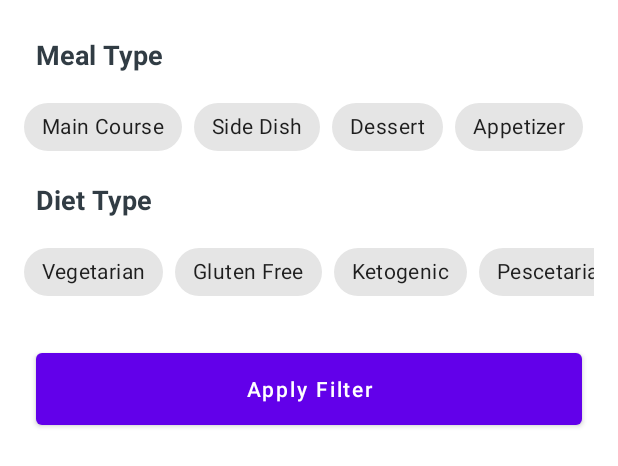
After one commit to haziqkamel/foody, an Android app: the layout recipes_bottom_sheet.xml on its own in the app's theme, with its tools: preview values and no code run, on a phone screen of 412 x 824 dp. The commit adds this screen. Shown: the top 466 px of the screen. Run offline under Robolectric (Android 15) with nearby library versions, the phone set to English and light mode, and no system bars; Roboto replaces fonts that are not available here.

Commit message:
Design Recipes BottomSheet

```diff
--- /dev/null
+++ b/app/src/main/java/dev/haziqkamel/foody/ui/fragments/recipes/bottomsheet/RecipesBottomSheet.kt
@@ -0,0 +1,20 @@
+package dev.haziqkamel.foody.ui.fragments.recipes.bottomsheet
+
+import android.os.Bundle
+import android.view.LayoutInflater
+import android.view.View
+import android.view.ViewGroup
+import com.google.android.material.bottomsheet.BottomSheetDialogFragment
+import dev.haziqkamel.foody.R
+
+class RecipesBottomSheet : BottomSheetDialogFragment() {
+
+    override fun onCreateView(
+        inflater: LayoutInflater, container: ViewGroup?,
+        savedInstanceState: Bundle?
+    ): View? {
+        // Inflate the layout for this fragment
+        return inflater.inflate(R.layout.recipes_bottom_sheet, container, false)
+    }
+
+}
--- /dev/null
+++ b/app/src/main/res/layout/recipes_bottom_sheet.xml
@@ -0,0 +1,237 @@
+<?xml version="1.0" encoding="utf-8"?>
+<androidx.constraintlayout.widget.ConstraintLayout xmlns:android="http://schemas.android.com/apk/res/android"
+	xmlns:app="http://schemas.android.com/apk/res-auto"
+	xmlns:tools="http://schemas.android.com/tools"
+	android:layout_width="match_parent"
+	android:layout_height="wrap_content"
+	android:background="@color/white"
+	tools:context=".ui.fragments.recipes.bottomsheet.RecipesBottomSheet">
+
+	<TextView
+		android:id="@+id/tv_mealType"
+		android:layout_width="wrap_content"
+		android:layout_height="wrap_content"
+		android:layout_marginStart="24dp"
+		android:layout_marginTop="24dp"
+		android:text="@string/meal_type"
+		android:textColor="@color/dark"
+		android:textSize="18sp"
+		android:textStyle="bold"
+		app:layout_constraintStart_toStartOf="parent"
+		app:layout_constraintTop_toTopOf="parent" />
+
+	<HorizontalScrollView
+		android:id="@+id/mealType_scrollView"
+		android:layout_width="match_parent"
+		android:layout_height="wrap_content"
+		android:layout_marginStart="16dp"
+		android:layout_marginTop="12dp"
+		android:layout_marginEnd="16dp"
+		android:scrollbars="none"
+		app:layout_constraintEnd_toEndOf="parent"
+		app:layout_constraintHorizontal_bias="1.0"
+		app:layout_constraintStart_toStartOf="parent"
+		app:layout_constraintTop_toBottomOf="@+id/tv_mealType">
+
+		<LinearLayout
+			android:layout_width="wrap_content"
+			android:layout_height="match_parent"
+			android:orientation="horizontal">
+
+			<com.google.android.material.chip.ChipGroup
+				android:id="@+id/mealType_chipGroup"
+				android:layout_width="match_parent"
+				android:layout_height="match_parent"
+				app:checkedChip="@+id/main_course_chip"
+				app:selectionRequired="true"
+				app:singleLine="true"
+				app:singleSelection="true">
+
+				<com.google.android.material.chip.Chip
+					android:id="@+id/main_course_chip"
+					android:layout_width="wrap_content"
+					android:layout_height="wrap_content"
+					android:text="@string/main_course" />
+
+				<com.google.android.material.chip.Chip
+					android:id="@+id/side_dish_chip"
+					android:layout_width="wrap_content"
+					android:layout_height="wrap_content"
+					android:text="@string/side_dish" />
+
+				<com.google.android.material.chip.Chip
+					android:id="@+id/dessert_chip"
+					android:layout_width="wrap_content"
+					android:layout_height="wrap_content"
+					android:text="@string/dessert" />
+
+				<com.google.android.material.chip.Chip
+					android:id="@+id/appetizer_chip"
+					android:layout_width="wrap_content"
+					android:layout_height="wrap_content"
+					android:text="@string/appetizer" />
+
+				<com.google.android.material.chip.Chip
+					android:id="@+id/salad_chip"
+					android:layout_width="wrap_content"
+					android:layout_height="wrap_content"
+					android:text="@string/salad" />
+
+				<com.google.android.material.chip.Chip
+					android:id="@+id/bread_chip"
+					android:layout_width="wrap_content"
+					android:layout_height="wrap_content"
+					android:text="@string/bread" />
+
+				<com.google.android.material.chip.Chip
+					android:id="@+id/breakfast_chip"
+					android:layout_width="wrap_content"
+					android:layout_height="wrap_content"
+					android:text="@string/breakfast" />
+
+				<com.google.android.material.chip.Chip
+					android:id="@+id/soup_chip"
+					android:layout_width="wrap_content"
+					android:layout_height="wrap_content"
+					android:text="@string/soup" />
+
+				<com.google.android.material.chip.Chip
+					android:id="@+id/beverage_chip"
+					android:layout_width="wrap_content"
+					android:layout_height="wrap_content"
+					android:text="@string/beverage" />
+
+				<com.google.android.material.chip.Chip
+					android:id="@+id/Sauce_chip"
+					android:layout_width="wrap_content"
+					android:layout_height="wrap_content"
+					android:text="@string/sauce" />
+
+				<com.google.android.material.chip.Chip
+					android:id="@+id/marinade_chip"
+					android:layout_width="wrap_content"
+					android:layout_height="wrap_content"
+					android:text="@string/marinade" />
+
+				<com.google.android.material.chip.Chip
+					android:id="@+id/fingerfood_chip"
+					android:layout_width="wrap_content"
+					android:layout_height="wrap_content"
+					android:text="@string/fingerfood" />
+
+				<com.google.android.material.chip.Chip
+					android:id="@+id/Snack_chip"
+					android:layout_width="wrap_content"
+					android:layout_height="wrap_content"
+					android:text="@string/snack" />
+
+				<com.google.android.material.chip.Chip
+					android:id="@+id/drink_chip"
+					android:layout_width="wrap_content"
+					android:layout_height="wrap_content"
+					android:text="@string/drink" />
+			</com.google.android.material.chip.ChipGroup>
+		</LinearLayout>
+	</HorizontalScrollView>
+
+	<TextView
+		android:id="@+id/tv_dietType"
+		android:layout_width="wrap_content"
+		android:layout_height="wrap_content"
+		android:layout_marginStart="24dp"
+		android:layout_marginTop="12dp"
+		android:text="Diet Type"
+		android:textColor="@color/dark"
+		android:textSize="18sp"
+		android:textStyle="bold"
+		app:layout_constraintStart_toStartOf="parent"
+		app:layout_constraintTop_toBottomOf="@+id/mealType_scrollView" />
+
+	<HorizontalScrollView
+		android:id="@+id/dietType_scrollView"
+		android:layout_width="match_parent"
+		android:layout_height="wrap_content"
+		android:layout_marginStart="16dp"
+		android:layout_marginTop="12dp"
+		android:layout_marginEnd="16dp"
+		android:scrollbars="none"
+		app:layout_constraintEnd_toEndOf="parent"
+		app:layout_constraintStart_toStartOf="parent"
+		app:layout_constraintTop_toBottomOf="@id/tv_dietType">
+
+		<LinearLayout
+			android:layout_width="wrap_content"
+			android:layout_height="match_parent"
+			android:orientation="horizontal">
+
+			<com.google.android.material.chip.ChipGroup
+				android:id="@+id/dietType_chipGroup"
+				android:layout_width="match_parent"
+				android:layout_height="match_parent"
+				app:checkedChip="@+id/gluten_free_chip"
+				app:selectionRequired="true"
+				app:singleLine="true"
+				app:singleSelection="true">
+
+				<com.google.android.material.chip.Chip
+					android:id="@+id/vegetarian_chip"
+					android:layout_width="wrap_content"
+					android:layout_height="wrap_content"
+					android:text="@string/vegetarian" />
+
+				<com.google.android.material.chip.Chip
+					android:id="@+id/gluten_free_chip"
+					android:layout_width="wrap_content"
+					android:layout_height="wrap_content"
+					android:text="@string/gluten_free" />
+
+				<com.google.android.material.chip.Chip
+					android:id="@+id/ketogenic_chip"
+					android:layout_width="wrap_content"
+					android:layout_height="wrap_content"
+					android:text="@string/ketogenic" />
+
+				<com.google.android.material.chip.Chip
+					android:id="@+id/pescetarian_chip"
+					android:layout_width="wrap_content"
+					android:layout_height="wrap_content"
+					android:text="@string/pescetarian" />
+
+				<com.google.android.material.chip.Chip
+					android:id="@+id/paleo_chip"
+					android:layout_width="wrap_content"
+					android:layout_height="wrap_content"
+					android:text="@string/paleo" />
+
+				<com.google.android.material.chip.Chip
+					android:id="@+id/primal_chip"
+					android:layout_width="wrap_content"
+					android:layout_height="wrap_content"
+					android:text="@string/primal" />
+
+				<com.google.android.material.chip.Chip
+					android:id="@+id/whole30_chip"
+					android:layout_width="wrap_content"
+					android:layout_height="wrap_content"
+					android:text="@string/whole_30" />
+
+			</com.google.android.material.chip.ChipGroup>
+		</LinearLayout>
+	</HorizontalScrollView>
+
+	<Button
+		android:id="@+id/button"
+		android:layout_width="match_parent"
+		android:layout_height="60dp"
+		android:layout_marginStart="24dp"
+		android:layout_marginTop="24dp"
+		android:layout_marginEnd="24dp"
+		android:layout_marginBottom="24dp"
+		android:text="@string/apply_filter"
+		android:textAllCaps="false"
+		app:layout_constraintBottom_toBottomOf="parent"
+		app:layout_constraintEnd_toEndOf="parent"
+		app:layout_constraintStart_toStartOf="parent"
+		app:layout_constraintTop_toBottomOf="@+id/dietType_scrollView" />
+
+</androidx.constraintlayout.widget.ConstraintLayout>
--- a/app/src/main/res/values/strings.xml
+++ b/app/src/main/res/values/strings.xml
@@ -5,4 +5,27 @@
 	<string name="recipes_fragment">Recipes</string>
 	<string name="food_joke">Joke</string>
 	<string name="lorem_ipsum">Lorem Ipsum is simply dummy text of the printing and typesetting industry. Lorem Ipsum has been the industry\'s standard dummy text ever since the 1500s, when an unknown printer took a galley of type and scrambled it to make a type specimen book. It has survived not only five centuries, but also the leap into electronic typesetting, remaining essentially unchanged. It was popularised in the 1960s with the release of Letraset sheets containing Lorem Ipsum passages, and more recently with desktop publishing software like Aldus PageMaker including versions of Lorem Ipsum.</string>
+	<string name="meal_type">Meal Type</string>
+	<string name="main_course">Main Course</string>
+	<string name="side_dish">Side Dish</string>
+	<string name="dessert">Dessert</string>
+	<string name="appetizer">Appetizer</string>
+	<string name="salad">Salad</string>
+	<string name="bread">Bread</string>
+	<string name="breakfast">Breakfast</string>
+	<string name="soup">Soup</string>
+	<string name="drink">Drink</string>
+	<string name="snack">Snack</string>
+	<string name="fingerfood">FingerFood</string>
+	<string name="marinade">Marinade</string>
+	<string name="sauce">Sauce</string>
+	<string name="beverage">Beverage</string>
+	<string name="whole_30">Whole 30</string>
+	<string name="primal">Primal</string>
+	<string name="paleo">Paleo</string>
+	<string name="pescetarian">Pescetarian</string>
+	<string name="ketogenic">Ketogenic</string>
+	<string name="gluten_free">Gluten Free</string>
+	<string name="vegetarian">Vegetarian</string>
+	<string name="apply_filter">Apply Filter</string>
 </resources>
```
